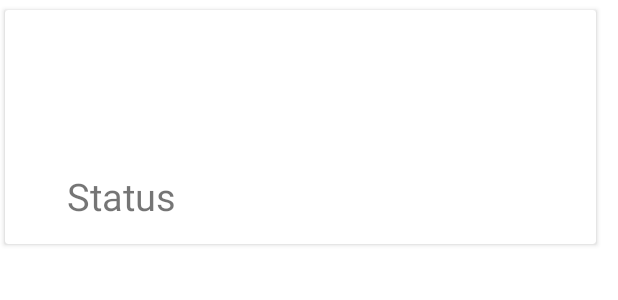
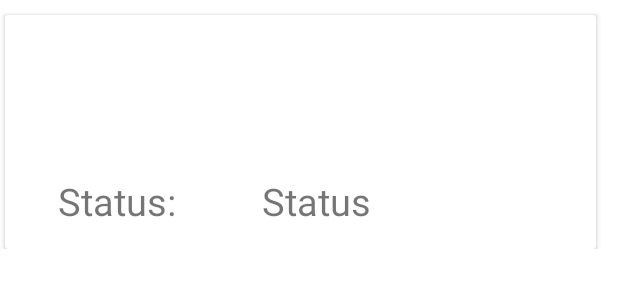
Before and after one commit to maxslimb/InternFreak, an Android app: the layout itemview_application_applied.xml on its own in the app's theme, with its tools: preview values and no code run, on a phone screen of 412 x 824 dp. Shown: the top 300 px of the screen. Run offline under Robolectric (Android 15) with nearby library versions, the phone set to English and light mode, and no system bars.

Commit message:
InternshipApplied.kt Implemented

```diff
--- a/app/src/main/java/com/example/internfreak/Adapter/internshipAppliedAdapter.kt
+++ b/app/src/main/java/com/example/internfreak/Adapter/internshipAppliedAdapter.kt
@@ -30,7 +30,7 @@ class internshipAppliedAdapter (var internapplieddata: ArrayList<data_applicatio
         val item =internapplieddata[position]
         holder.Job_Role_applicant.text=item.job_role
         holder.Name_of_Company_applicant.text = item.company_name.toString()
-        holder.status_applicant.text = item.status.toString()
+        holder.status_applicant.text = item.Status.toString()
 
     }
 
--- a/app/src/main/java/com/example/internfreak/InternshipApplication.kt
+++ b/app/src/main/java/com/example/internfreak/InternshipApplication.kt
@@ -74,7 +74,7 @@ class InternshipApplication : AppCompatActivity() {
 
 
             database = Firebase.database
-            val query1 = database.reference.child("Users/FFM0wBfQF0fGIJQK3Z8IGSV7Oyj2/Applications/")  //Users/$uid_student/Applications/
+            val query1 = database.reference.child("Users/$uid_student/Applications/")
                 .orderByChild("Name")
 
             query1.addValueEventListener(object : ValueEventListener {
@@ -89,7 +89,7 @@ class InternshipApplication : AppCompatActivity() {
                     snapshot.children.forEach {
                         Log.d("RzLXs3nMzscUDDRXU7Aav9zoL5T2","${it.value}")
                        if ((it.child("company_name").value==company_name)&&(it.child("job_role").value==job_role)){
-                           database.reference.child("Users/FFM0wBfQF0fGIJQK3Z8IGSV7Oyj2/Applications/${it.key}/Status").setValue("Approved")
+                           database.reference.child("Users/$uid_student/Applications/${it.key}/Status").setValue("Approved")
                            query1.removeEventListener(this)
                            Toast.makeText(this@InternshipApplication,"Approved Successfully",Toast.LENGTH_SHORT).show()
                            val intent = Intent(this@InternshipApplication, CompanyProfile::class.java)
@@ -125,7 +125,7 @@ class InternshipApplication : AppCompatActivity() {
         company_name: String
     ) {
         val database = Firebase.database.reference
-        val user_data = data_application_internship(name,email,mobile, education,jobInternships,skills,job_role,linkcv,Firebase.auth.uid,company_name)
+        val user_data = data_application_internship(name,email,mobile, education,jobInternships,skills,job_role,linkcv,Firebase.auth.uid,company_name,"Under Review")
         val data = user_data.toMap()
         val key  = database.push().key
         val userupdates = hashMapOf<String, Any>("Company/Applications/${uid}/$key/" to data,
--- a/app/src/main/java/com/example/internfreak/InternshipApplied.kt
+++ b/app/src/main/java/com/example/internfreak/InternshipApplied.kt
@@ -24,7 +24,7 @@ class InternshipApplied : AppCompatActivity() {
         setContentView(R.layout.activity_internship_applied)
 
 
-        database = FirebaseDatabase.getInstance().getReference("User/${Firebase.auth.uid}/Applications")
+        database = FirebaseDatabase.getInstance().getReference("Users/${Firebase.auth.uid}/Applications")
         val applicationdata = arrayListOf<data_application_internship>()
 
         database.addListenerForSingleValueEvent(object : ValueEventListener {
@@ -44,7 +44,7 @@ class InternshipApplied : AppCompatActivity() {
                 }
                 val recycler =findViewById<RecyclerView>(R.id.internships_applied_rv)
 
-                recycler.layoutManager = LinearLayoutManager(this@InternshipApplied, LinearLayoutManager.VERTICAL, true)
+                recycler.layoutManager = LinearLayoutManager(this@InternshipApplied, LinearLayoutManager.VERTICAL, false)
                 recycler.adapter = internshipAppliedAdapter(applicationdata)
 
             }
--- a/app/src/main/java/com/example/internfreak/data/data_application_internship.kt
+++ b/app/src/main/java/com/example/internfreak/data/data_application_internship.kt
@@ -13,7 +13,7 @@ class data_application_internship
     var linkcv: String? ="",
     var uid_student: String? ="",
     var company_name: String? ="",
-     var status: String? ="Under Review")
+     var Status: String? ="")
 {
     @Exclude
     fun toMap(): Map<String, Any?> {
@@ -28,7 +28,7 @@ class data_application_internship
             "linkcv" to linkcv,
             "Uid_student" to uid_student,
             "company_name" to company_name,
-            "Status" to status
+            "Status" to Status
         )
     }
 }
--- a/app/src/main/java/com/example/internfreak/fragment/Profile.kt
+++ b/app/src/main/java/com/example/internfreak/fragment/Profile.kt
@@ -9,6 +9,7 @@ import android.view.ViewGroup
 import android.widget.Button
 import android.widget.ImageButton
 import com.example.internfreak.EditProfile
+import com.example.internfreak.InternshipApplied
 import com.example.internfreak.R
 import com.example.internfreak.SignInActivity
 import com.example.internfreak.databinding.FragmentProfileBinding
@@ -23,6 +24,7 @@ class Profile : Fragment() {
         super.onViewCreated(view, savedInstanceState)
 
         val btn_rdit_profile= view.findViewById<ImageButton>(R.id.btn_edit_profile)
+        val btn_internships_applied= view.findViewById<ImageButton>(R.id.btn_internships_applied)
         btn_rdit_profile.setOnClickListener{
             val intent= Intent(view.context, EditProfile::class.java)
             startActivity(intent)
@@ -33,6 +35,10 @@ class Profile : Fragment() {
             Firebase.auth.signOut()
             val intent= Intent(view.context, SignInActivity::class.java)
             intent.flags = Intent.FLAG_ACTIVITY_CLEAR_TASK or (Intent.FLAG_ACTIVITY_NEW_TASK)
+            startActivity(intent)
+        }
+        btn_internships_applied.setOnClickListener{
+            val intent= Intent(view.context, InternshipApplied::class.java)
             startActivity(intent)
         }
 
--- a/app/src/main/res/layout/activity_internship_applied.xml
+++ b/app/src/main/res/layout/activity_internship_applied.xml
@@ -10,7 +10,7 @@
     <TextView
         android:layout_width="wrap_content"
         android:layout_height="wrap_content"
-        android:text="Internshiips Applied"
+        android:text="Internships Applied"
         android:textSize="30dp"
         app:layout_constraintBottom_toTopOf="@+id/internships_applied_rv"
         app:layout_constraintEnd_toEndOf="parent"
--- a/app/src/main/res/layout/itemview_application_applied.xml
+++ b/app/src/main/res/layout/itemview_application_applied.xml
@@ -2,17 +2,18 @@
 <androidx.constraintlayout.widget.ConstraintLayout xmlns:android="http://schemas.android.com/apk/res/android"
     xmlns:app="http://schemas.android.com/apk/res-auto"
     android:layout_width="match_parent"
-    android:layout_height="match_parent">
+    android:layout_height="wrap_content">
 
     <androidx.cardview.widget.CardView
         android:layout_width="394dp"
         android:layout_height="156dp"
+        android:padding="10dp"
+        android:layout_marginTop="10dp"
         app:layout_constraintBottom_toBottomOf="parent"
         app:layout_constraintEnd_toEndOf="parent"
         app:layout_constraintHorizontal_bias="0.17"
         app:layout_constraintStart_toStartOf="parent"
-        app:layout_constraintTop_toTopOf="parent"
-        app:layout_constraintVertical_bias="0.01">
+        app:layout_constraintTop_toTopOf="parent">
 
         <TextView
             android:id="@+id/Job_role_applicant"
@@ -31,10 +32,22 @@
 
             />
 
+
+        <TextView
+            android:id="@+id/status_applicant_text"
+            android:layout_width="155dp"
+            android:layout_height="48dp"
+            android:layout_marginTop="100dp"
+            android:gravity="center"
+            android:text="Status: "
+            android:textSize="25dp" />
+
+
         <TextView
             android:id="@+id/status_applicant"
             android:layout_width="155dp"
             android:layout_height="48dp"
+            android:layout_marginLeft="130dp"
             android:layout_marginTop="100dp"
             android:gravity="center"
             android:text="Status"
```
